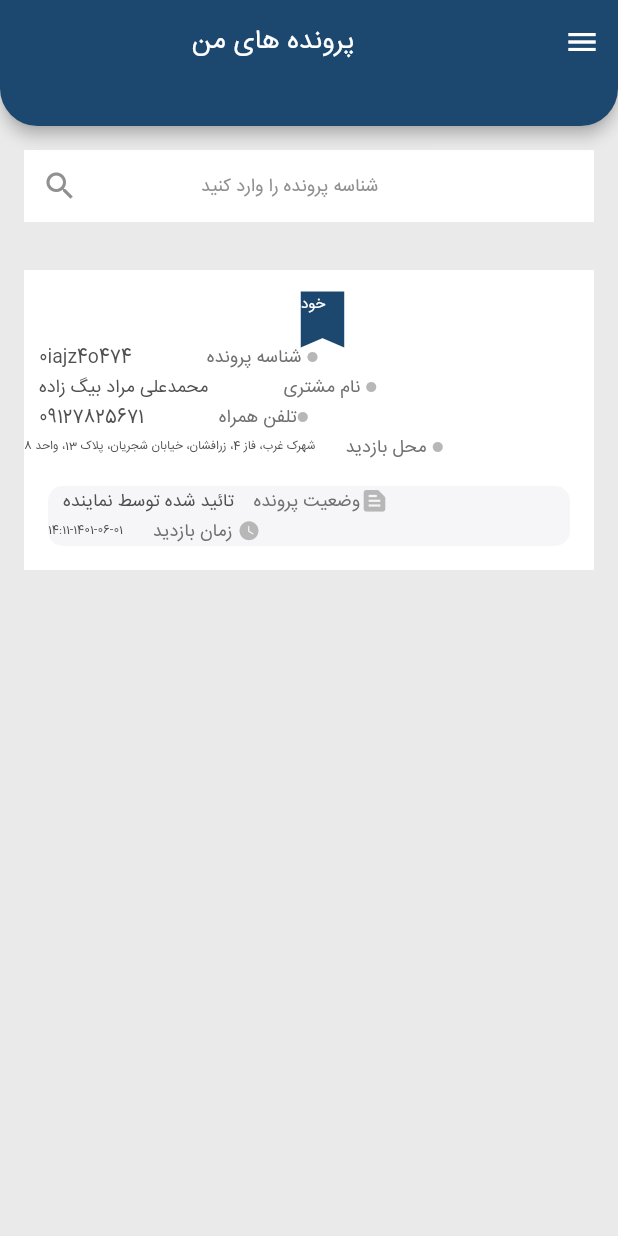
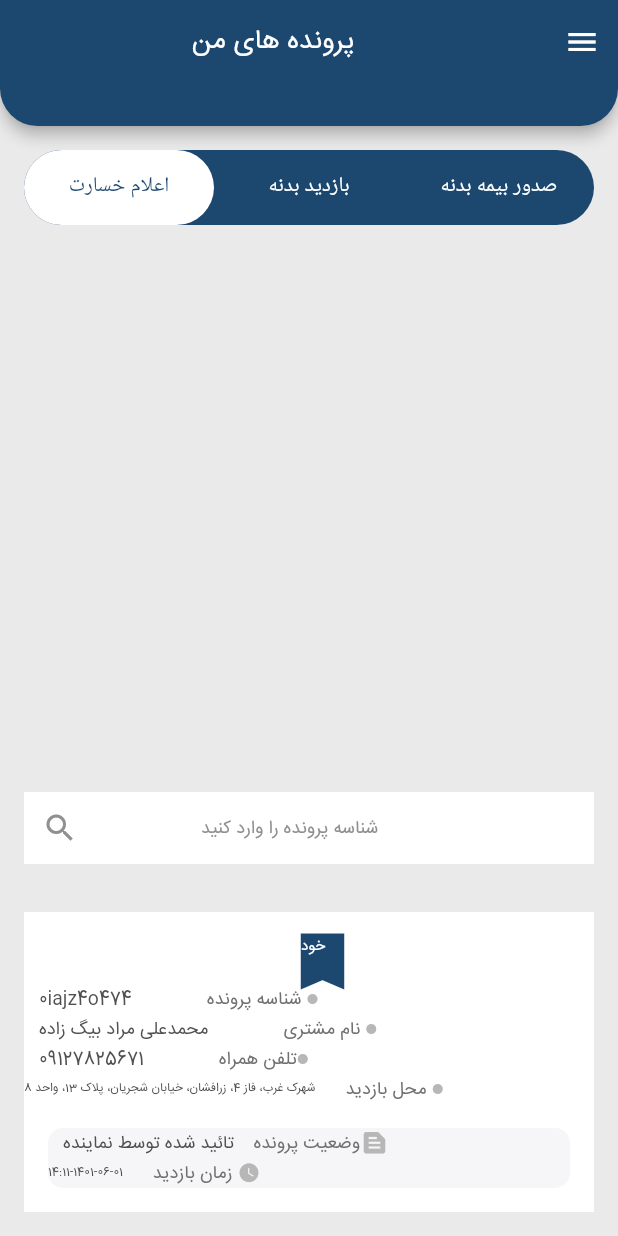
Before and after one commit to aydanaderi/api_app, a Flutter app: the screen it shows after launch, on a phone screen of 412 x 824 dp. Run offline on Flutter 3.47's test engine with Material 2 defaults, Android fonts, the phone set to English and light mode, and no system bars.

Commit message:
'basic_tabbar'

```diff
--- a/lib/information.dart
+++ b/lib/information.dart
@@ -6,7 +6,7 @@ class InformationPage extends StatefulWidget {
   _InformationPageState createState() => _InformationPageState();
 }
 
-class _InformationPageState extends State<InformationPage> {
+class _InformationPageState extends State<InformationPage> with TickerProviderStateMixin{
 
   Color blueDark = Color.fromRGBO(28, 72, 112, 1);
   Color white = Color.fromRGBO(255, 255, 255, 1);
@@ -19,6 +19,8 @@ class _InformationPageState extends State<InformationPage> {
 
   @override
   Widget build(BuildContext context) {
+
+    TabController _tabcontroller = TabController(length: 3,vsync: this);
 
     return Scaffold(
       backgroundColor : whitelight,
@@ -55,6 +57,52 @@ class _InformationPageState extends State<InformationPage> {
       ),
       body: Column(
         children: [
+          Padding(
+            padding: const EdgeInsets.all(16),
+            child: Container(
+              decoration: BoxDecoration(
+                borderRadius: BorderRadius.circular(50),
+                color: blueDark,
+              ),
+              constraints: BoxConstraints.expand(height: 50),
+              child: TabBar(
+                  controller: _tabcontroller,
+                  labelColor: blueDark,
+                  unselectedLabelColor: white,
+                  tabs: [
+                    Tab(
+                      text: "اعلام خسارت",
+                    ),
+                    Tab(
+                      text: "بازدید بدنه",
+                    ),
+                    Tab(
+                      text: "صدور بیمه بدنه",
+                    ),
+                  ],
+                indicator: ShapeDecoration(
+                  shape: RoundedRectangleBorder(
+                      borderRadius: BorderRadius.all(Radius.circular(50))),
+                  color: white,
+                ),
+              ),
+            ),
+          ),
+          Expanded(
+            child: Container(
+              child: TabBarView(
+                  controller: _tabcontroller,
+                  children: [
+                    Container(
+                    ),
+                    Container(
+                      child: Text("Articles Body"),
+                    ),
+                    Container(
+                    ),
+                  ]),
+            ),
+          ),
           Padding(
             padding: const EdgeInsets.all(16),
             child: Container(
@@ -311,11 +359,11 @@ class _InformationPageState extends State<InformationPage> {
                         ],
                       ),
                     ),
-                  )
+                  ),
                 ],
               ),
             ),
-          )
+          ),
         ],
       ),
     );
```
